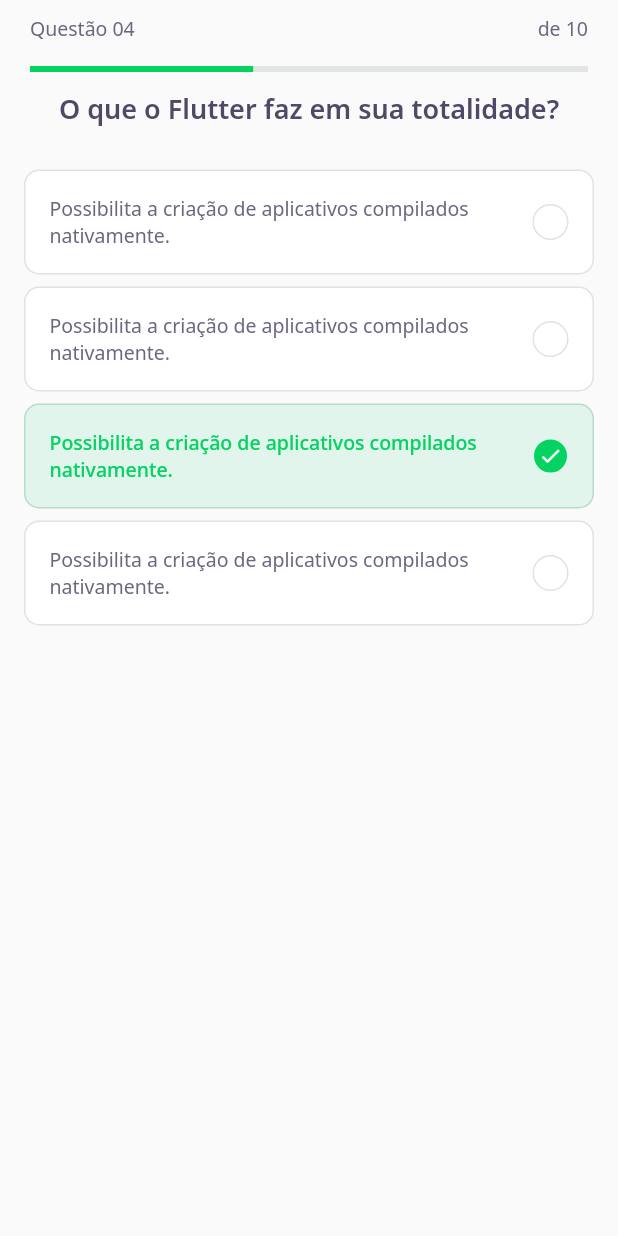
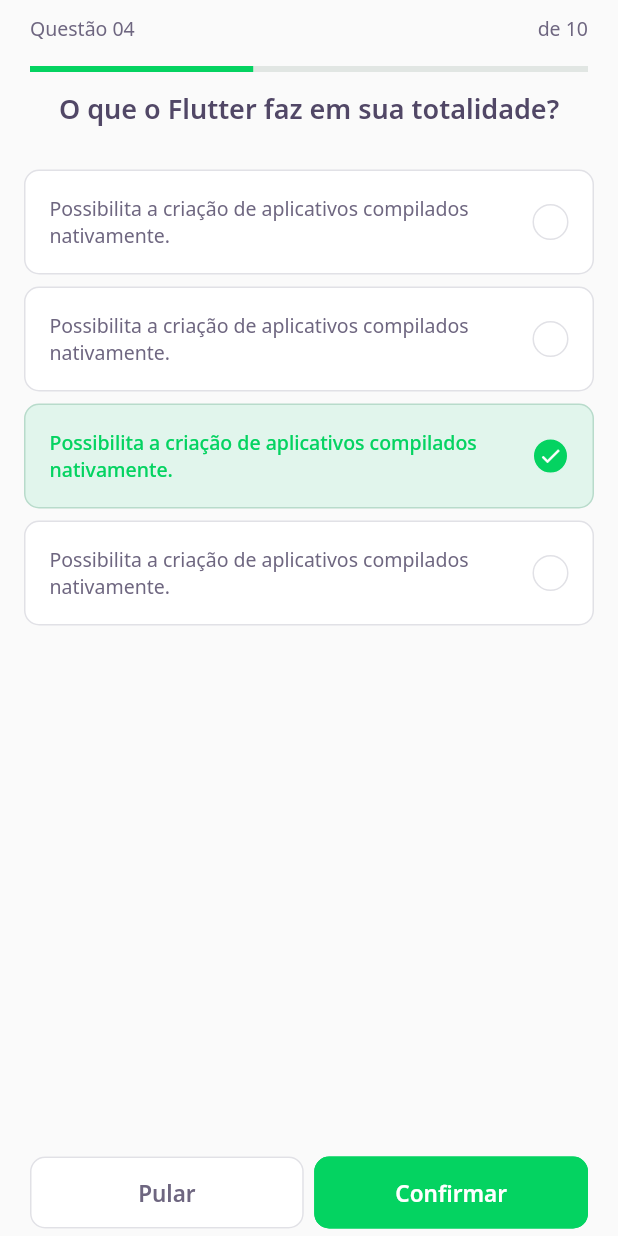
Before and after one commit to ranielison/devquiz, a Flutter app: the ChallengePage screen opened directly, on a phone screen of 412 x 824 dp. Run offline on Flutter 3.47's test engine with Material 2 defaults, Android fonts, the phone set to English and light mode, and no system bars; our stand-ins replace google_fonts; accounts and stored records are empty.

Commit message:
feat: criando o next button

```diff
--- a/lib/challenge/challenge_page.dart
+++ b/lib/challenge/challenge_page.dart
@@ -1,3 +1,4 @@
+import 'package:DevQuiz/challenge/widgets/next_button.dart/next_button_widget.dart';
 import 'package:DevQuiz/challenge/widgets/question_indicator/question_indicator_widget.dart';
 import 'package:DevQuiz/challenge/widgets/quiz/quiz_widget.dart';
 import 'package:flutter/material.dart';
@@ -21,6 +22,29 @@ class _ChallengePageState extends State<ChallengePage> {
       body: QuizWidget(
         title: 'O que o Flutter faz em sua totalidade?',
       ),
+      bottomNavigationBar: SafeArea(
+        child: Padding(
+          padding: const EdgeInsets.symmetric(horizontal: 20, vertical: 5),
+          child: Row(
+            mainAxisAlignment: MainAxisAlignment.spaceAround,
+            children: [
+              Expanded(
+                child: NextButtonWidget.white(
+                  label: 'Pular',
+                  onTap: () {},
+                ),
+              ),
+              SizedBox(width: 7),
+              Expanded(
+                child: NextButtonWidget.green(
+                  label: 'Confirmar',
+                  onTap: () {},
+                ),
+              ),
+            ],
+          ),
+        ),
+      ),
     );
   }
 }
--- /dev/null
+++ b/lib/challenge/widgets/next_button.dart/next_button_widget.dart
@@ -0,0 +1,62 @@
+import 'package:DevQuiz/core/core.dart';
+import 'package:flutter/material.dart';
+import 'package:google_fonts/google_fonts.dart';
+
+class NextButtonWidget extends StatelessWidget {
+  final String label;
+  final Color backgroundColor;
+  final Color fontColor;
+  final Color borderColor;
+  final VoidCallback onTap;
+
+  NextButtonWidget({
+    required this.label,
+    required this.backgroundColor,
+    required this.fontColor,
+    required this.borderColor,
+    required this.onTap,
+  });
+
+  NextButtonWidget.green({required String label, required VoidCallback onTap})
+      : this.backgroundColor = AppColors.darkGreen,
+        this.fontColor = AppColors.white,
+        this.borderColor = AppColors.darkGreen,
+        this.label = label,
+        this.onTap = onTap;
+
+  NextButtonWidget.white({required String label, required VoidCallback onTap})
+      : this.backgroundColor = AppColors.white,
+        this.fontColor = AppColors.grey,
+        this.borderColor = AppColors.border,
+        this.label = label,
+        this.onTap = onTap;
+
+  @override
+  Widget build(BuildContext context) {
+    return Container(
+      height: 48,
+      child: TextButton(
+        onPressed: onTap,
+        style: ButtonStyle(
+          backgroundColor: MaterialStateProperty.all(backgroundColor),
+          shape: MaterialStateProperty.all(
+            RoundedRectangleBorder(
+              borderRadius: BorderRadius.circular(10),
+            ),
+          ),
+          side: MaterialStateProperty.all(
+            BorderSide(color: borderColor),
+          ),
+        ),
+        child: Text(
+          label,
+          style: GoogleFonts.notoSans(
+            fontWeight: FontWeight.w600,
+            fontSize: 15,
+            color: fontColor,
+          ),
+        ),
+      ),
+    );
+  }
+}
--- a/lib/core/app_widget.dart
+++ b/lib/core/app_widget.dart
@@ -1,4 +1,4 @@
-import 'package:DevQuiz/home/home_page.dart';
+import 'package:DevQuiz/challenge/challenge_page.dart';
 import 'package:flutter/material.dart';
 
 class AppWidget extends StatelessWidget {
@@ -7,7 +7,7 @@ class AppWidget extends StatelessWidget {
     return MaterialApp(
       title: "DevQuiz",
       debugShowCheckedModeBanner: false,
-      home: HomePage(),
+      home: ChallengePage(),
     );
   }
 }
```
